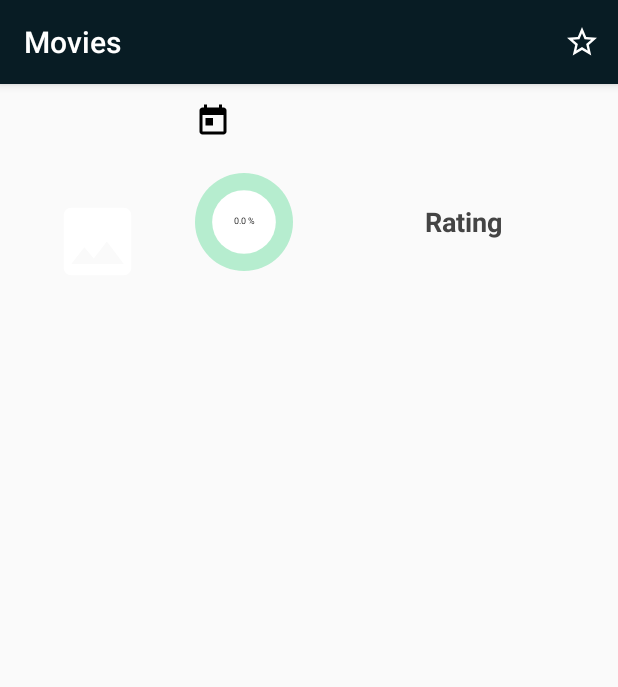
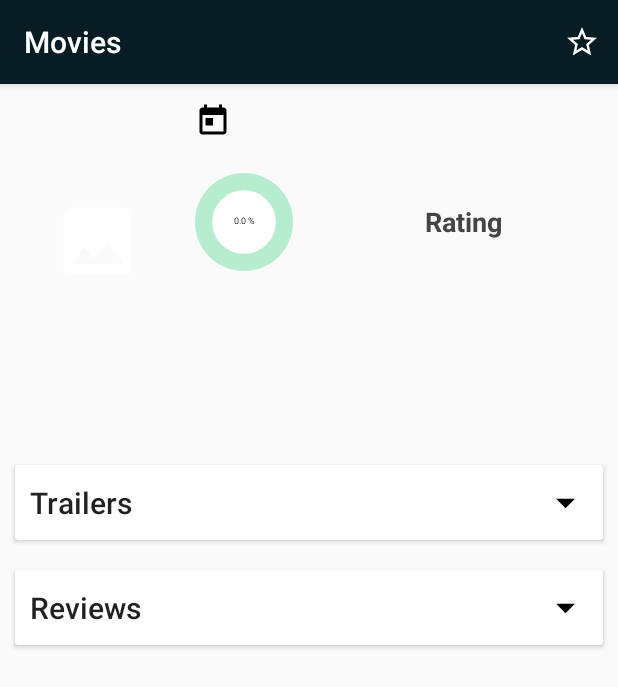
Before and after one commit to gerus9/popular-movies-2, an Android app: the MovieDetailActivity screen opened directly, with no data from a screen before it, on a phone screen of 412 x 824 dp. Shown: the top 687 px of the screen. Run offline under Robolectric (Android 15) with nearby library versions, the phone set to English and light mode, and no system bars; our stand-ins replace Picasso, Room's generated code, data binding; pictures from the network do not load; 2 statements that could not run were skipped.

Commit message:
Created CardInfo.

```diff
--- /dev/null
+++ b/app/src/main/java/com/gerus/android/popularmovies1/view/CardInfo.java
@@ -0,0 +1,99 @@
+package com.gerus.android.popularmovies1.view;
+
+import android.annotation.SuppressLint;
+import android.content.Context;
+import android.content.res.TypedArray;
+import android.transition.AutoTransition;
+import android.transition.TransitionManager;
+import android.util.AttributeSet;
+import android.view.LayoutInflater;
+import android.view.View;
+import android.widget.Button;
+import android.widget.FrameLayout;
+import android.widget.LinearLayout;
+import android.widget.TextView;
+
+import com.gerus.android.popularmovies1.R;
+
+import java.util.Objects;
+
+import androidx.annotation.Nullable;
+import androidx.cardview.widget.CardView;
+import androidx.constraintlayout.widget.ConstraintLayout;
+import androidx.recyclerview.widget.RecyclerView;
+
+public class CardInfo extends LinearLayout implements View.OnClickListener {
+
+	private ConstraintLayout expandableView;
+	private RecyclerView recyclerView;
+	private CardView cardView;
+	private Context mContext;
+	private TextView textView;
+	private Button arrowBtn;
+	String txtValue = "";
+
+	public CardInfo(Context context) {
+		super(context);
+		this.mContext = context;
+		init();
+	}
+
+	public CardInfo(Context context, @Nullable AttributeSet attrs) {
+		super(context, attrs);
+		this.mContext = context;
+		setArrayValues(attrs);
+		init();
+	}
+
+	public CardInfo(Context context, @Nullable AttributeSet attrs, int defStyleAttr) {
+		super(context, attrs, defStyleAttr);
+		this.mContext = context;
+		setArrayValues(attrs);
+		init();
+	}
+
+	private void setArrayValues(AttributeSet attrs) {
+		@SuppressLint("CustomViewStyleable")
+		TypedArray voStyle = mContext.obtainStyledAttributes(attrs, R.styleable.CardView, 0, 0);
+		try {
+			txtValue = voStyle.getString(R.styleable.CardView_cv_text);
+		} finally {
+			voStyle.recycle();
+		}
+	}
+
+	@SuppressLint("InflateParams")
+	private void init() {
+		LayoutInflater inflater = (LayoutInflater) mContext.getSystemService(Context.LAYOUT_INFLATER_SERVICE);
+		View voView = Objects.requireNonNull(inflater).inflate(R.layout.card_info, this, true);
+		textView = voView.findViewById(R.id.name);
+		textView.setText(txtValue);
+		arrowBtn = voView.findViewById(R.id.arrowBtn);
+		arrowBtn.setOnClickListener(this);
+
+		expandableView = findViewById(R.id.expandableView);
+		FrameLayout viewStub = findViewById(R.id.viewStub);
+		recyclerView = (RecyclerView) LayoutInflater.from(getContext()).inflate(R.layout.card_detail, null);
+		viewStub.addView(recyclerView);
+		cardView = findViewById(R.id.cardView);
+	}
+
+	@Override
+	public void onClick(View view) {
+		if (view.getId() == R.id.arrowBtn) {
+			if (expandableView.getVisibility() == View.GONE) {
+				TransitionManager.beginDelayedTransition(cardView, new AutoTransition());
+				expandableView.setVisibility(View.VISIBLE);
+				arrowBtn.setBackgroundResource(R.drawable.vc_arrow_drop_up);
+			} else {
+				TransitionManager.beginDelayedTransition(cardView, new AutoTransition());
+				expandableView.setVisibility(View.GONE);
+				arrowBtn.setBackgroundResource(R.drawable.vc_arrow_drop_down);
+			}
+		}
+	}
+
+	public RecyclerView getRecyclerView() {
+		return recyclerView;
+	}
+}
--- /dev/null
+++ b/app/src/main/res/drawable/vc_arrow_drop_down.xml
@@ -0,0 +1,9 @@
+<vector xmlns:android="http://schemas.android.com/apk/res/android"
+        android:width="24dp"
+        android:height="24dp"
+        android:viewportWidth="24.0"
+        android:viewportHeight="24.0">
+    <path
+        android:fillColor="#FF000000"
+        android:pathData="M7,10l5,5 5,-5z"/>
+</vector>
--- /dev/null
+++ b/app/src/main/res/drawable/vc_arrow_drop_up.xml
@@ -0,0 +1,9 @@
+<vector xmlns:android="http://schemas.android.com/apk/res/android"
+        android:width="24dp"
+        android:height="24dp"
+        android:viewportWidth="24.0"
+        android:viewportHeight="24.0">
+    <path
+        android:fillColor="#FF000000"
+        android:pathData="M7,14l5,-5 5,5z"/>
+</vector>
--- a/app/src/main/res/layout-land/activity_detail.xml
+++ b/app/src/main/res/layout-land/activity_detail.xml
@@ -54,6 +54,16 @@
 					android:id="@+id/txt_description"
 					style="@style/Description" />
 
+				<com.gerus.android.popularmovies1.view.CardInfo
+					android:layout_width="match_parent"
+					android:layout_height="wrap_content"
+					app:cv_text="@string/label_trailers" />
+
+				<com.gerus.android.popularmovies1.view.CardInfo
+					android:layout_width="match_parent"
+					android:layout_height="wrap_content"
+					app:cv_text="@string/label_reviews" />
+
 			</LinearLayout>
 		</androidx.core.widget.NestedScrollView>
 
--- a/app/src/main/res/layout/activity_detail.xml
+++ b/app/src/main/res/layout/activity_detail.xml
@@ -2,9 +2,14 @@
 <layout xmlns:android="http://schemas.android.com/apk/res/android"
 	xmlns:app="http://schemas.android.com/apk/res-auto">
 
-	<androidx.constraintlayout.widget.ConstraintLayout
+	<androidx.core.widget.NestedScrollView
 		android:layout_width="match_parent"
 		android:layout_height="match_parent">
+
+		<LinearLayout
+			android:layout_width="match_parent"
+			android:layout_height="match_parent"
+			android:orientation="vertical">
 
 			<LinearLayout
 				android:id="@+id/root_detail"
@@ -60,6 +65,17 @@
 				app:layout_constraintStart_toStartOf="parent"
 				app:layout_constraintTop_toBottomOf="@+id/root_detail" />
 
-	</androidx.constraintlayout.widget.ConstraintLayout>
+			<com.gerus.android.popularmovies1.view.CardInfo
+				android:layout_width="match_parent"
+				android:layout_height="match_parent"
+				app:cv_text="@string/label_trailers" />
+
+			<com.gerus.android.popularmovies1.view.CardInfo
+				android:layout_width="match_parent"
+				android:layout_height="match_parent"
+				app:cv_text="@string/label_reviews" />
+		</LinearLayout>
+
+	</androidx.core.widget.NestedScrollView>
 
 </layout>
--- /dev/null
+++ b/app/src/main/res/layout/card_detail.xml
@@ -0,0 +1,5 @@
+<?xml version="1.0" encoding="utf-8"?>
+<androidx.recyclerview.widget.RecyclerView
+	xmlns:android="http://schemas.android.com/apk/res/android"
+	android:layout_width="match_parent"
+	android:layout_height="wrap_content"/>
--- /dev/null
+++ b/app/src/main/res/layout/card_info.xml
@@ -0,0 +1,52 @@
+<?xml version="1.0" encoding="utf-8"?>
+<androidx.cardview.widget.CardView xmlns:android="http://schemas.android.com/apk/res/android"
+	xmlns:app="http://schemas.android.com/apk/res-auto"
+	xmlns:tools="http://schemas.android.com/tools"
+	android:id="@+id/cardView"
+	style="@style/CardView.Light.Detail"
+	app:layout_constraintEnd_toEndOf="parent"
+	app:layout_constraintStart_toStartOf="parent"
+	app:layout_constraintTop_toTopOf="parent">
+
+	<LinearLayout
+		android:id="@+id/root_card"
+		style="@style/CardRoot">
+
+		<androidx.constraintlayout.widget.ConstraintLayout
+			android:layout_width="match_parent"
+			android:layout_height="wrap_content">
+
+			<androidx.appcompat.widget.AppCompatTextView
+				android:id="@+id/name"
+				style="@style/TextAppearance.AppCompat.Title.CardText"
+				app:layout_constraintBottom_toBottomOf="parent"
+				app:layout_constraintStart_toStartOf="parent"
+				app:layout_constraintTop_toTopOf="parent"
+				tools:text="@string/label_dummy" />
+
+			<androidx.appcompat.widget.AppCompatButton
+				android:id="@+id/arrowBtn"
+				app:layout_constraintBottom_toBottomOf="parent"
+				app:layout_constraintEnd_toEndOf="parent"
+				app:layout_constraintTop_toTopOf="parent"
+				style="@style/CardDropDown" />
+
+		</androidx.constraintlayout.widget.ConstraintLayout>
+
+		<androidx.constraintlayout.widget.ConstraintLayout
+			android:id="@+id/expandableView"
+			app:layout_constraintEnd_toEndOf="parent"
+			app:layout_constraintStart_toStartOf="parent"
+			app:layout_constraintTop_toBottomOf="@+id/arrowBtn"
+			style="@style/CardConstraint">
+
+			<FrameLayout
+				android:id="@+id/viewStub"
+				android:layout_width="match_parent"
+				android:layout_height="match_parent" />
+
+		</androidx.constraintlayout.widget.ConstraintLayout>
+
+	</LinearLayout>
+
+</androidx.cardview.widget.CardView>
--- /dev/null
+++ b/app/src/main/res/values/attrs.xml
@@ -0,0 +1,8 @@
+<?xml version="1.0" encoding="utf-8"?>
+<resources>
+
+	<declare-styleable name="CardView">
+		<attr name="cv_text" format="string" />
+	</declare-styleable>
+
+</resources>
--- a/app/src/main/res/values/strings.xml
+++ b/app/src/main/res/values/strings.xml
@@ -16,4 +16,7 @@
 	<string name="detail_error_message">Movie data not available</string>
 	<string name="favorite">Favorite</string>
 	<string name="click_favorite">You haven\'t favorites movies</string>
+	<string name="label_dummy">Dummy</string>
+	<string name="label_trailers">Trailers</string>
+	<string name="label_reviews">Reviews</string>
 </resources>
--- a/app/src/main/res/values/styles.xml
+++ b/app/src/main/res/values/styles.xml
@@ -78,4 +78,36 @@
 		<item name="android:theme">@style/Toolbar</item>
 	</style>
 
+	<style name="CardView.Light.Detail">
+		<item name="android:layout_width">match_parent</item>
+		<item name="android:layout_height">wrap_content</item>
+		<item name="android:layout_margin">10dp</item>
+	</style>
+
+	<style name="CardRoot">
+		<item name="android:layout_width">match_parent</item>
+		<item name="android:layout_height">wrap_content</item>
+		<item name="android:orientation">vertical</item>
+		<item name="android:padding">10dp</item>
+	</style>
+
+	<style name="TextAppearance.AppCompat.Title.CardText">
+		<item name="android:layout_width">wrap_content</item>
+		<item name="android:layout_height">match_parent</item>
+	</style>
+
+	<style name="CardDropDown">
+		<item name="android:layout_width">30dp</item>
+		<item name="android:layout_height">30dp</item>
+		<item name="android:background">@drawable/vc_arrow_drop_down</item>
+	</style>
+
+	<style name="CardConstraint">
+		<item name="android:layout_width">match_parent</item>
+		<item name="android:layout_height">wrap_content</item>
+		<item name="android:layout_marginTop">12dp</item>
+		<item name="android:paddingBottom">12dp</item>
+		<item name="android:visibility">gone</item>
+	</style>
+
 </resources>
```
Lines whose indentation alone changed are shown as unchanged.
